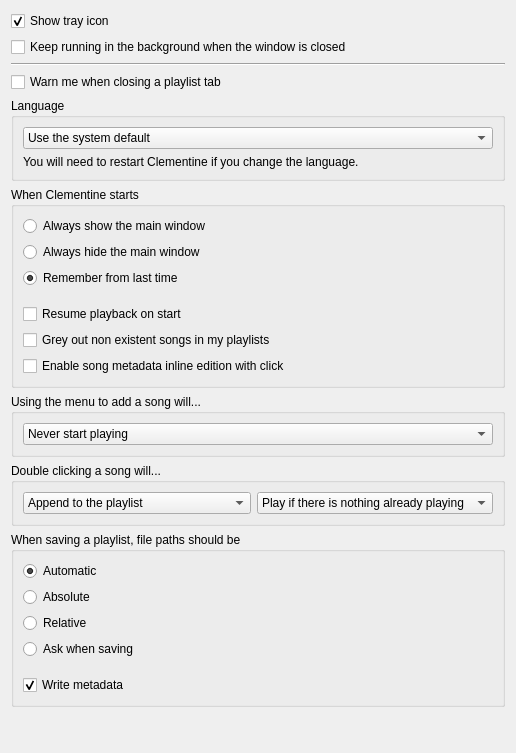
The window that src/ui/behavioursettingspage.ui (clementine-player/Clementine) describes before a commit, drawn with Qt 5.
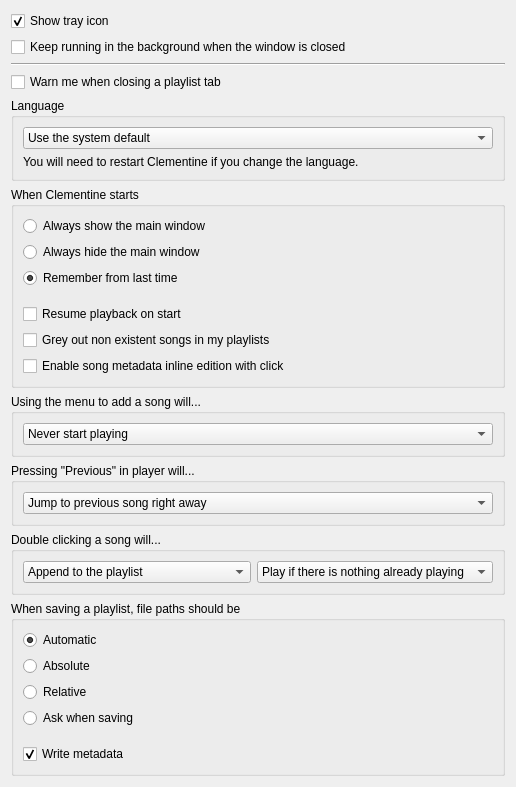
The same window after the commit.

Commit message: Added iPod-like behavior to previous button

The edit to the form file:
```diff
--- a/src/ui/behavioursettingspage.ui
+++ b/src/ui/behavioursettingspage.ui
@@ -177,6 +177,32 @@
      </layout>
     </widget>
    </item>
+   <item>
+    <widget class="QGroupBox" name="groupBox_previous">
+     <property name="title">
+      <string>Pressing "Previous" in player will...</string>
+     </property>
+     <layout class="QVBoxLayout" name="verticalLayout_18">
+      <item>
+       <widget class="QComboBox" name="menu_previousmode">
+        <property name="currentIndex">
+         <number>0</number>
+        </property>
+        <item>
+         <property name="text">
+          <string>Jump to previous song right away</string>
+         </property>
+        </item>
+        <item>
+         <property name="text">
+          <string>Restart song, then jump to previous if pressed again (iPod behavior)</string>
+         </property>
+        </item>
+       </widget>
+      </item>
+     </layout>
+    </widget>
+   </item>
    <item>
     <widget class="QGroupBox" name="groupBox_7">
      <property name="title">
```
The commit also changes 4 other files.
